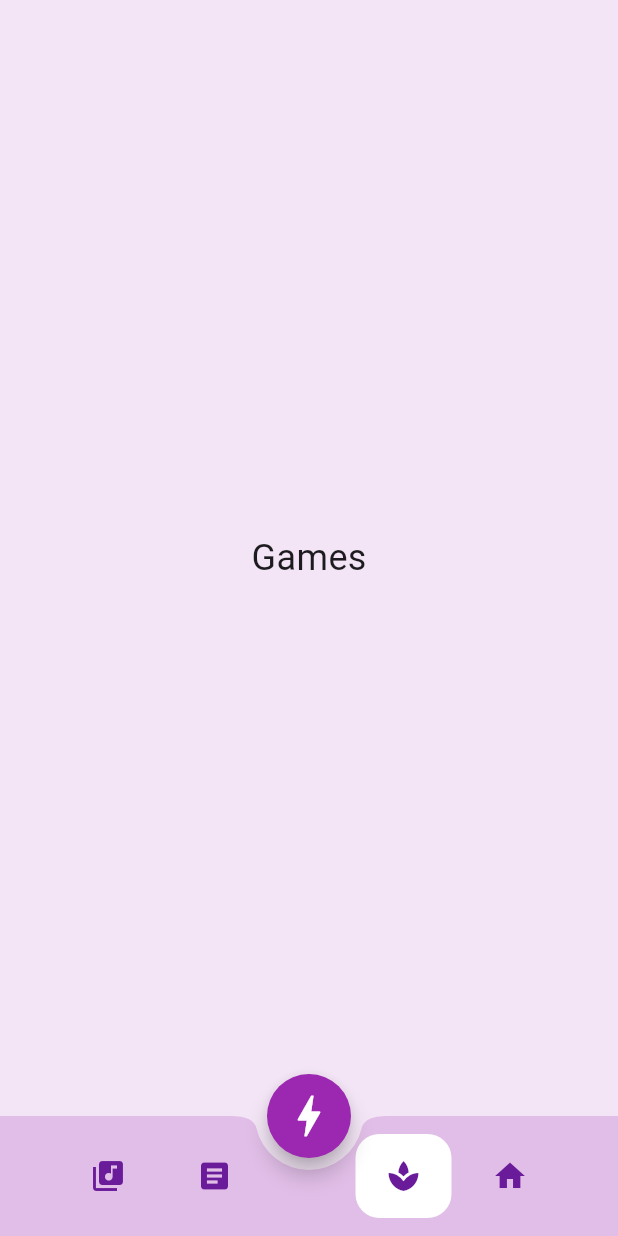
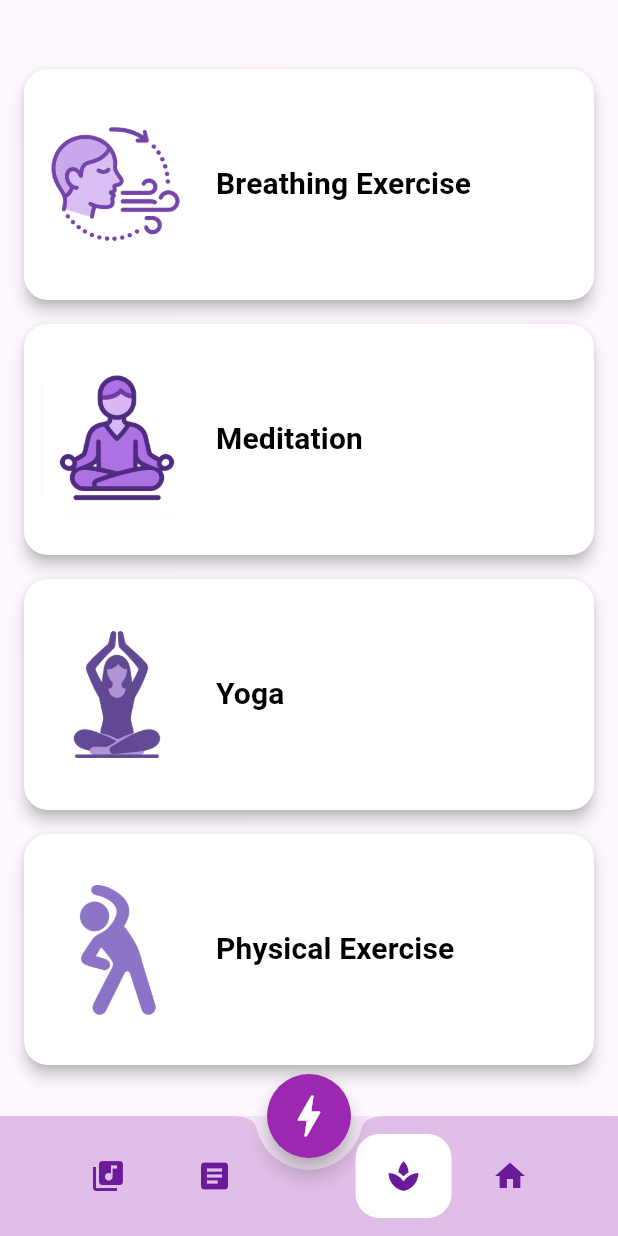
Before and after one commit to sushantbramhacharya/Mindful_Mate, a Flutter app: the HomeScreen screen opened by its route, on a phone screen of 412 x 824 dp. Run offline on Flutter 3.47's test engine with Material 3 defaults, Android fonts, the light colour scheme and no system bars; our stand-ins replace shared_preferences; accounts and stored records are empty.

Commit message:
well being screen menu

```diff
--- a/mindful_app/lib/main.dart
+++ b/mindful_app/lib/main.dart
@@ -24,7 +24,7 @@ class MyApp extends StatelessWidget {
         '/login': (context) => const LoginScreen(),
         '/register': (context) =>const RegisterScreen(),
         '/home': (context) =>const HomeScreen()
-        // You can add other routes here, like register, etc.
+
       },
     );
   }
--- a/mindful_app/lib/screens/home_screen.dart
+++ b/mindful_app/lib/screens/home_screen.dart
@@ -3,6 +3,8 @@ import 'package:mindful_app/screens/chat_screen.dart';
 import 'package:mindful_app/screens/music_screen.dart';
 import 'package:mindful_app/screens/post_screen.dart';
 import 'package:mindful_app/screens/profile_screen.dart';
+import 'package:mindful_app/screens/welbeing_screen.dart';
+
 
 class HomeScreen extends StatefulWidget {
   const HomeScreen({super.key});
@@ -18,7 +20,7 @@ class _HomeScreenState extends State<HomeScreen> {
     const Center(child: MusicScreen()),
     const Center(child: PostsScreen()),
     const SizedBox(), // Empty center for FAB
-    const Center(child: Text('Games', style: TextStyle(fontSize: 24))),
+    const Center(child: WellbeingScreen()),
     const Center(child: ProfileScreen()),
   ];
 
--- /dev/null
+++ b/mindful_app/lib/screens/welbeing_screen.dart
@@ -0,0 +1,98 @@
+import 'package:flutter/material.dart';
+
+class WellbeingScreen extends StatelessWidget {
+  const WellbeingScreen({Key? key}) : super(key: key);
+
+  void _navigateTo(BuildContext context, String activity) {
+    // Placeholder for navigation or function
+    ScaffoldMessenger.of(context).showSnackBar(
+      SnackBar(content: Text('$activity clicked!')),
+    );
+  }
+
+  Widget _buildWellbeingButton({
+    required BuildContext context,
+    required String label,
+    required String imagePath,
+    required VoidCallback onPressed,
+  }) {
+    return ElevatedButton(
+      style: ElevatedButton.styleFrom(
+        padding: const EdgeInsets.all(12),
+        backgroundColor: Colors.white,
+        foregroundColor: Colors.black,
+        elevation: 4,
+        shape: RoundedRectangleBorder(
+          borderRadius: BorderRadius.circular(16),
+        ),
+      ),
+      onPressed: onPressed,
+      child: SizedBox(
+        height: 130,
+        child: Row(
+          children: [
+            ClipRRect(
+              borderRadius: BorderRadius.circular(12),
+              child: Image.asset(
+                imagePath,
+                height: 100,
+                width: 100,
+                fit: BoxFit.cover,
+              ),
+            ),
+            const SizedBox(width: 16),
+            Expanded(
+              child: Text(
+                label,
+                style: const TextStyle(
+                  fontSize: 20,
+                  fontWeight: FontWeight.bold,
+                ),
+              ),
+            )
+          ],
+        ),
+      ),
+    );
+  }
+
+  @override
+  Widget build(BuildContext context) {
+    return Scaffold(
+
+      body: ListView(
+        padding: const EdgeInsets.all(16),
+        children: [
+          SizedBox(height: 30,),
+          _buildWellbeingButton(
+            context: context,
+            label: 'Breathing Exercise',
+            imagePath: 'assets/images/breathing.png',
+            onPressed: () => _navigateTo(context, 'Breathing'),
+          ),
+          const SizedBox(height: 16),
+          _buildWellbeingButton(
+            context: context,
+            label: 'Meditation',
+            imagePath: 'assets/images/meditation.png',
+            onPressed: () => _navigateTo(context, 'Meditation'),
+          ),
+          const SizedBox(height: 16),
+          _buildWellbeingButton(
+            context: context,
+            label: 'Yoga',
+            imagePath: 'assets/images/yoga.png',
+            onPressed: () => _navigateTo(context, 'Yoga'),
+          ),
+          const SizedBox(height: 16),
+          _buildWellbeingButton(
+            context: context,
+            label: 'Physical Exercise',
+            imagePath: 'assets/images/excersize.png',
+            onPressed: () => _navigateTo(context, 'Exercise'),
+          ),
+        ],
+      ),
+    );
+  }
+}
```
Also changed, not shown: mindful_app/assets/images/breathing.png (added), mindful_app/assets/images/excersize.png (added), mindful_app/assets/images/meditation.png (added), mindful_app/assets/images/yoga.png (added).
